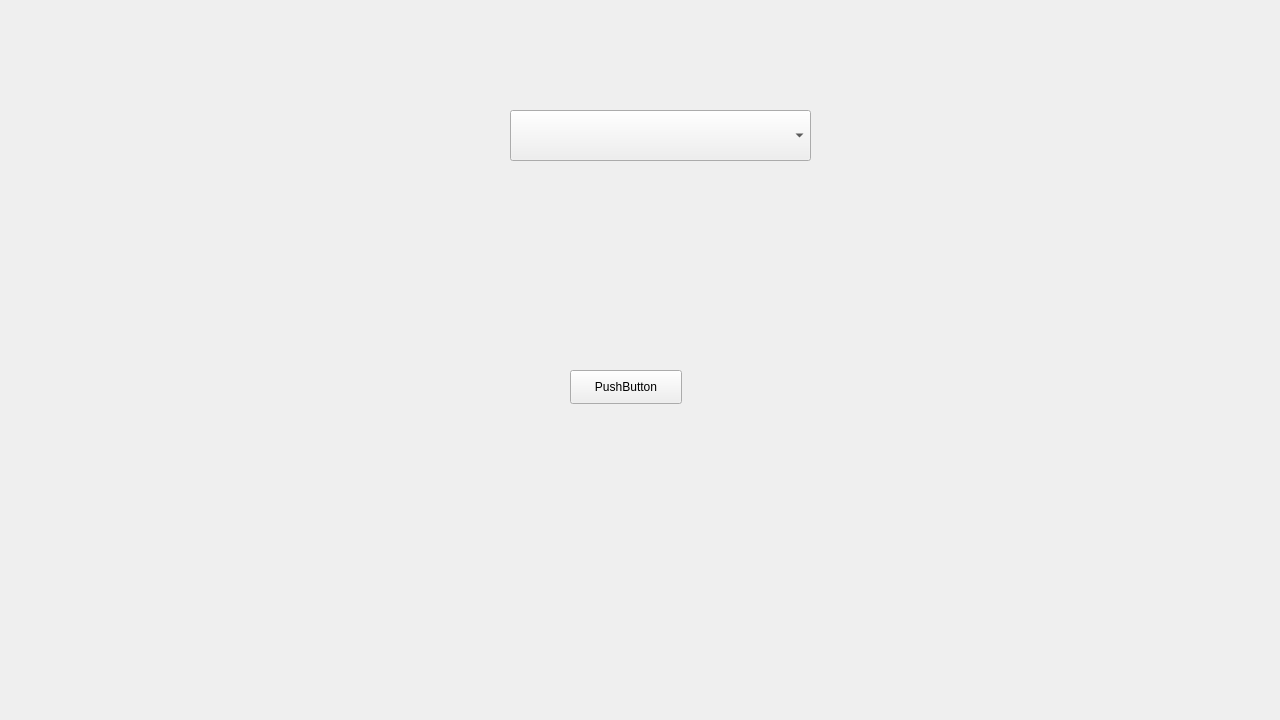
Before: the Qt Designer form BasketBallSystem/mainwindowlayout.ui in ohadharel1/BasketBallSystem, drawn with Qt 5.
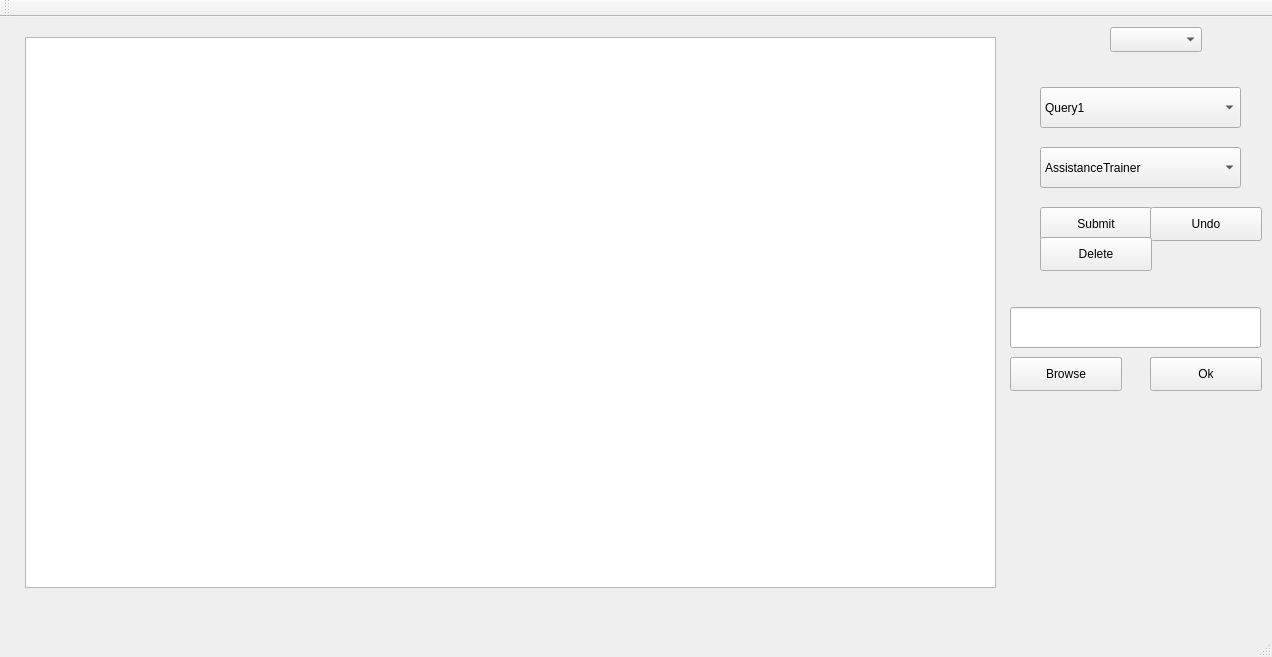
After: the same form once the commit is applied. Icons and pictures are not drawn.

What changed in the file:
```diff
--- a/BasketBallSystem/mainwindowlayout.ui
+++ b/BasketBallSystem/mainwindowlayout.ui
@@ -2,73 +2,250 @@
 <ui version="4.0">
  <class>MainWindowLayout</class>
  <widget class="QMainWindow" name="MainWindowLayout">
+  <property name="enabled">
+   <bool>true</bool>
+  </property>
   <property name="geometry">
    <rect>
     <x>0</x>
     <y>0</y>
-    <width>1280</width>
-    <height>720</height>
+    <width>1272</width>
+    <height>657</height>
    </rect>
   </property>
   <property name="windowTitle">
    <string>MainWindow</string>
   </property>
-  <widget class="QWidget" name="centralwidget">
-   <widget class="QStackedWidget" name="MainWindowLayoutStackedWidget">
+  <widget class="QWidget" name="centralWidget">
+   <widget class="QPushButton" name="pushSubmit">
     <property name="geometry">
      <rect>
-      <x>0</x>
-      <y>0</y>
-      <width>1280</width>
-      <height>720</height>
+      <x>1040</x>
+      <y>190</y>
+      <width>112</width>
+      <height>34</height>
      </rect>
     </property>
-    <widget class="QWidget" name="MainWindowLayoutTeamSelection">
-     <property name="styleSheet">
-      <string notr="true">image: url(:/Resources/Resources/backGroundOrange.png);</string>
+    <property name="text">
+     <string>Submit</string>
+    </property>
+   </widget>
+   <widget class="QTableView" name="tableView">
+    <property name="geometry">
+     <rect>
+      <x>25</x>
+      <y>20</y>
+      <width>971</width>
+      <height>551</height>
+     </rect>
+    </property>
+   </widget>
+   <widget class="QPushButton" name="pushUndo">
+    <property name="geometry">
+     <rect>
+      <x>1150</x>
+      <y>190</y>
+      <width>112</width>
+      <height>34</height>
+     </rect>
+    </property>
+    <property name="text">
+     <string>Undo</string>
+    </property>
+   </widget>
+   <widget class="QComboBox" name="tableComboBox">
+    <property name="geometry">
+     <rect>
+      <x>1040</x>
+      <y>130</y>
+      <width>201</width>
+      <height>41</height>
+     </rect>
+    </property>
+    <item>
+     <property name="text">
+      <string>AssistanceTrainer</string>
      </property>
-     <widget class="QComboBox" name="MainWindowLayoutTeamSelectionComboBox">
-      <property name="geometry">
-       <rect>
-        <x>510</x>
-        <y>110</y>
-        <width>301</width>
-        <height>51</height>
-       </rect>
-      </property>
-     </widget>
-     <widget class="QPushButton" name="MainWindowLayoutTeamSelectionSelectBtn">
-      <property name="geometry">
-       <rect>
-        <x>570</x>
-        <y>370</y>
-        <width>112</width>
-        <height>34</height>
-       </rect>
-      </property>
-      <property name="text">
-       <string>PushButton</string>
-      </property>
-     </widget>
-    </widget>
-    <widget class="QWidget" name="MainWindowLayoutEntrance">
-     <widget class="QLabel" name="MainWindowLayoutEntranceBackground">
-      <property name="geometry">
-       <rect>
-        <x>1</x>
-        <y>1</y>
-        <width>1280</width>
-        <height>720</height>
-       </rect>
-      </property>
-      <property name="styleSheet">
-       <string notr="true">image: url(:/Resources/Resources/basketBallCourtFullBlue1.jpg);</string>
-      </property>
-      <property name="text">
-       <string/>
-      </property>
-     </widget>
-    </widget>
+    </item>
+    <item>
+     <property name="text">
+      <string>Cheerleaders</string>
+     </property>
+    </item>
+    <item>
+     <property name="text">
+      <string>Game</string>
+     </property>
+    </item>
+    <item>
+     <property name="text">
+      <string>League</string>
+     </property>
+    </item>
+    <item>
+     <property name="text">
+      <string>MainTrainer</string>
+     </property>
+    </item>
+    <item>
+     <property name="text">
+      <string>Player</string>
+     </property>
+    </item>
+    <item>
+     <property name="text">
+      <string>PlayesIn</string>
+     </property>
+    </item>
+    <item>
+     <property name="text">
+      <string>Position</string>
+     </property>
+    </item>
+    <item>
+     <property name="text">
+      <string>Season</string>
+     </property>
+    </item>
+    <item>
+     <property name="text">
+      <string>SeasonCycle</string>
+     </property>
+    </item>
+    <item>
+     <property name="text">
+      <string>SecondaryPosition</string>
+     </property>
+    </item>
+    <item>
+     <property name="text">
+      <string>Statistic</string>
+     </property>
+    </item>
+    <item>
+     <property name="text">
+      <string>Team</string>
+     </property>
+    </item>
+    <item>
+     <property name="text">
+      <string>TeamInLeague</string>
+     </property>
+    </item>
+    <item>
+     <property name="text">
+      <string>Trainer</string>
+     </property>
+    </item>
+   </widget>
+   <widget class="QComboBox" name="queryComboBox">
+    <property name="geometry">
+     <rect>
+      <x>1040</x>
+      <y>70</y>
+      <width>201</width>
+      <height>41</height>
+     </rect>
+    </property>
+    <item>
+     <property name="text">
+      <string>Query1</string>
+     </property>
+    </item>
+    <item>
+     <property name="text">
+      <string>teamNames</string>
+     </property>
+    </item>
+    <item>
+     <property name="text">
+      <string>Query2</string>
+     </property>
+    </item>
+    <item>
+     <property name="text">
+      <string>Query3</string>
+     </property>
+    </item>
+    <item>
+     <property name="text">
+      <string>Query4</string>
+     </property>
+    </item>
+    <item>
+     <property name="text">
+      <string>Query5</string>
+     </property>
+    </item>
+    <item>
+     <property name="text">
+      <string>Query6</string>
+     </property>
+    </item>
+    <item>
+     <property name="text">
+      <string>Query7</string>
+     </property>
+    </item>
+   </widget>
+   <widget class="QPushButton" name="pushDelete">
+    <property name="geometry">
+     <rect>
+      <x>1040</x>
+      <y>220</y>
+      <width>112</width>
+      <height>34</height>
+     </rect>
+    </property>
+    <property name="text">
+     <string>Delete</string>
+    </property>
+   </widget>
+   <widget class="QPushButton" name="browseFileBtn">
+    <property name="geometry">
+     <rect>
+      <x>1010</x>
+      <y>340</y>
+      <width>112</width>
+      <height>34</height>
+     </rect>
+    </property>
+    <property name="text">
+     <string>Browse</string>
+    </property>
+   </widget>
+   <widget class="QLineEdit" name="filePathTextBox">
+    <property name="geometry">
+     <rect>
+      <x>1010</x>
+      <y>290</y>
+      <width>251</width>
+      <height>41</height>
+     </rect>
+    </property>
+   </widget>
+   <widget class="QPushButton" name="uploadFileBtn">
+    <property name="geometry">
+     <rect>
+      <x>1150</x>
+      <y>340</y>
+      <width>112</width>
+      <height>34</height>
+     </rect>
+    </property>
+    <property name="text">
+     <string>Ok</string>
+    </property>
+   </widget>
+   <widget class="QComboBox" name="comboBox">
+    <property name="geometry">
+     <rect>
+      <x>1110</x>
+      <y>10</y>
+      <width>92</width>
+      <height>25</height>
+     </rect>
+    </property>
    </widget>
   </widget>
   <widget class="QMenuBar" name="menubar">
@@ -81,7 +258,17 @@
     </rect>
    </property>
   </widget>
+  <widget class="QToolBar" name="mainToolBar">
+   <attribute name="toolBarArea">
+    <enum>TopToolBarArea</enum>
+   </attribute>
+   <attribute name="toolBarBreak">
+    <bool>false</bool>
+   </attribute>
+  </widget>
+  <widget class="QStatusBar" name="statusBar"/>
  </widget>
+ <layoutdefault spacing="6" margin="11"/>
  <resources/>
  <connections/>
 </ui>
```
Left out of the diff: 4 changed lines with no effect on the pictures.
